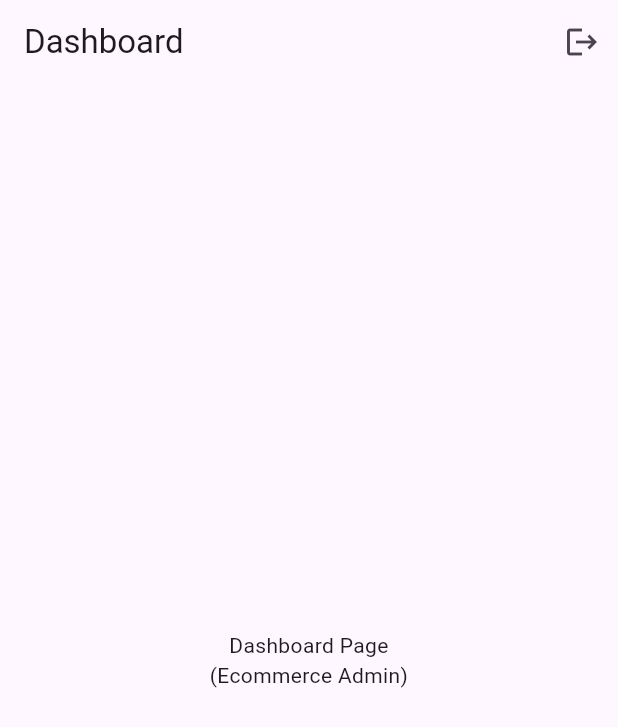
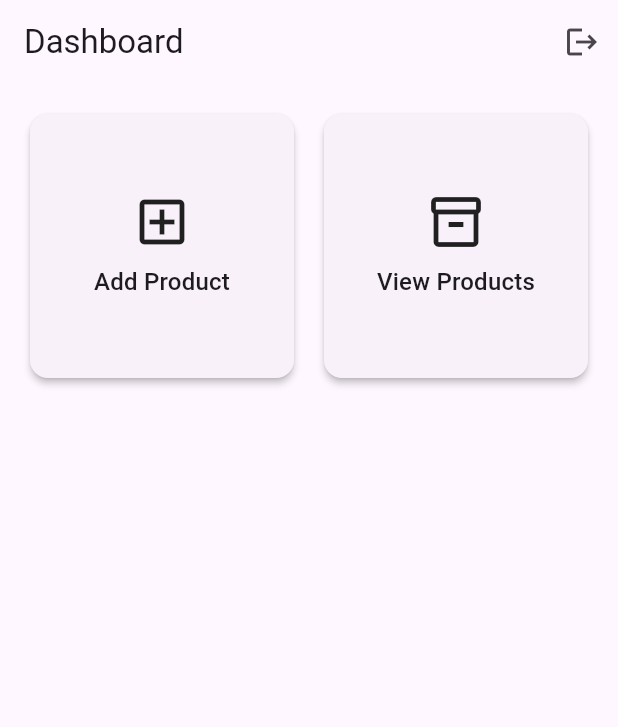
Before and after one commit to arrahman10/ecommerce-admin-app, a Flutter app: the DashboardPage screen opened by its route, on a phone screen of 412 x 824 dp. Shown: the top 727 px of the screen. Run offline on Flutter 3.47's test engine with Material 3 defaults, Android fonts, the phone set to English and light mode, and no system bars; our stand-ins replace cloud_firestore, firebase_auth, firebase_core, flutter_easyloading, go_router; accounts and stored records are empty; network calls fail.

Commit message:
feat: add dashboard items and product navigation
- Create DashboardModel and dashboardModelList for admin tiles (Add Product, View Products)
- Add DashboardItemView widget to render dashboard tiles in a 2-column GridView layout
- Implement AddProductPage and ViewProductPage placeholder screens for future product management flows
- Update DashboardPage to show dashboard tiles and navigate to product pages via go_router
- Extend main.dart GoRouter configuration with nested routes for AddProductPage and ViewProductPage using package:ecommerce_admin_app imports

```diff
--- /dev/null
+++ b/lib/customwidgets/dashboard_item_view.dart
@@ -0,0 +1,38 @@
+import 'package:flutter/material.dart';
+
+import 'package:ecommerce_admin_app/models/dashboard_model.dart';
+
+class DashboardItemView extends StatelessWidget {
+  final DashboardModel model;
+  final ValueChanged<String> onTap;
+
+  const DashboardItemView({
+    super.key,
+    required this.model,
+    required this.onTap,
+  });
+
+  @override
+  Widget build(BuildContext context) {
+    return InkWell(
+      onTap: () => onTap(model.routeName),
+      child: Card(
+        elevation: 2,
+        child: Center(
+          child: Column(
+            mainAxisSize: MainAxisSize.min,
+            children: <Widget>[
+              Icon(model.iconData, size: 40),
+              const SizedBox(height: 8),
+              Text(
+                model.title,
+                textAlign: TextAlign.center,
+                style: Theme.of(context).textTheme.titleMedium,
+              ),
+            ],
+          ),
+        ),
+      ),
+    );
+  }
+}
--- a/lib/main.dart
+++ b/lib/main.dart
@@ -5,8 +5,10 @@ import 'package:go_router/go_router.dart';
 
 import 'package:ecommerce_admin_app/auth/auth_service.dart';
 import 'package:ecommerce_admin_app/firebase_options.dart';
+import 'package:ecommerce_admin_app/pages/add_product_page.dart';
 import 'package:ecommerce_admin_app/pages/dashboard_page.dart';
 import 'package:ecommerce_admin_app/pages/login_page.dart';
+import 'package:ecommerce_admin_app/pages/view_product_page.dart';
 
 Future<void> main() async {
   WidgetsFlutterBinding.ensureInitialized();
@@ -56,6 +58,20 @@ final GoRouter _router = GoRouter(
       path: DashboardPage.routeName,
       builder: (BuildContext context, GoRouterState state) =>
           const DashboardPage(),
+      routes: <RouteBase>[
+        GoRoute(
+          name: AddProductPage.routeName,
+          path: AddProductPage.routeName,
+          builder: (BuildContext context, GoRouterState state) =>
+              const AddProductPage(),
+        ),
+        GoRoute(
+          name: ViewProductPage.routeName,
+          path: ViewProductPage.routeName,
+          builder: (BuildContext context, GoRouterState state) =>
+              const ViewProductPage(),
+        ),
+      ],
     ),
     GoRoute(
       name: LoginPage.routeName,
--- /dev/null
+++ b/lib/models/dashboard_model.dart
@@ -0,0 +1,29 @@
+import 'package:flutter/material.dart';
+
+import 'package:ecommerce_admin_app/pages/add_product_page.dart';
+import 'package:ecommerce_admin_app/pages/view_product_page.dart';
+
+class DashboardModel {
+  final String title;
+  final IconData iconData;
+  final String routeName;
+
+  const DashboardModel({
+    required this.title,
+    required this.iconData,
+    required this.routeName,
+  });
+}
+
+const List<DashboardModel> dashboardModelList = <DashboardModel>[
+  DashboardModel(
+    title: 'Add Product',
+    iconData: Icons.add_box_outlined,
+    routeName: AddProductPage.routeName,
+  ),
+  DashboardModel(
+    title: 'View Products',
+    iconData: Icons.inventory_2_outlined,
+    routeName: ViewProductPage.routeName,
+  ),
+];
--- a/lib/pages/dashboard_page.dart
+++ b/lib/pages/dashboard_page.dart
@@ -2,6 +2,8 @@ import 'package:flutter/material.dart';
 import 'package:go_router/go_router.dart';
 
 import 'package:ecommerce_admin_app/auth/auth_service.dart';
+import 'package:ecommerce_admin_app/customwidgets/dashboard_item_view.dart';
+import 'package:ecommerce_admin_app/models/dashboard_model.dart';
 import 'package:ecommerce_admin_app/pages/login_page.dart';
 
 class DashboardPage extends StatefulWidget {
@@ -31,11 +33,23 @@ class _DashboardPageState extends State<DashboardPage> {
           ),
         ],
       ),
-      body: const Center(
-        child: Text(
-          'Dashboard Page\n(Ecommerce Admin)',
-          textAlign: TextAlign.center,
+      body: GridView.builder(
+        padding: const EdgeInsets.all(16),
+        gridDelegate: const SliverGridDelegateWithFixedCrossAxisCount(
+          crossAxisCount: 2,
+          mainAxisSpacing: 12,
+          crossAxisSpacing: 12,
         ),
+        itemCount: dashboardModelList.length,
+        itemBuilder: (BuildContext context, int index) {
+          final DashboardModel model = dashboardModelList[index];
+          return DashboardItemView(
+            model: model,
+            onTap: (String routeName) {
+              context.goNamed(routeName);
+            },
+          );
+        },
       ),
     );
   }
```
Also changed, not shown: lib/pages/add_product_page.dart (added, +25 -0 lines), lib/pages/view_product_page.dart (added, +25 -0 lines).
